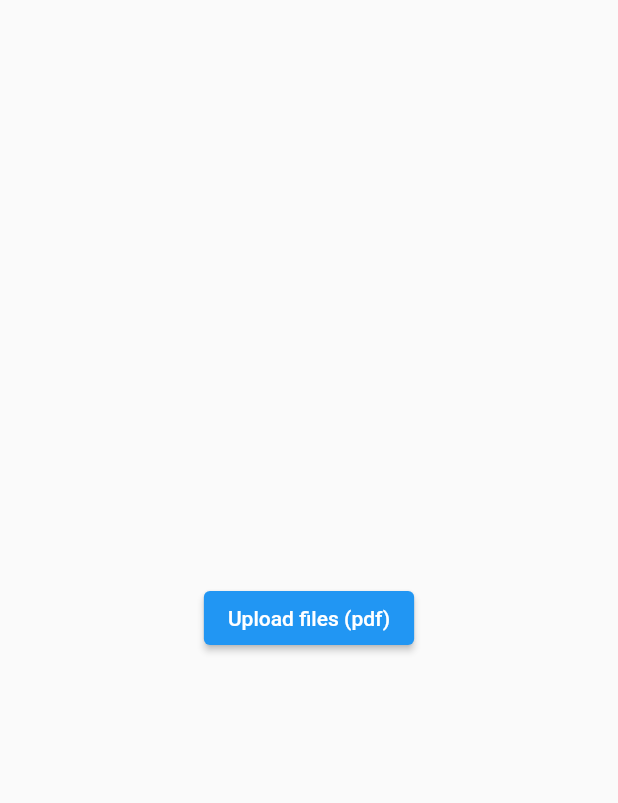
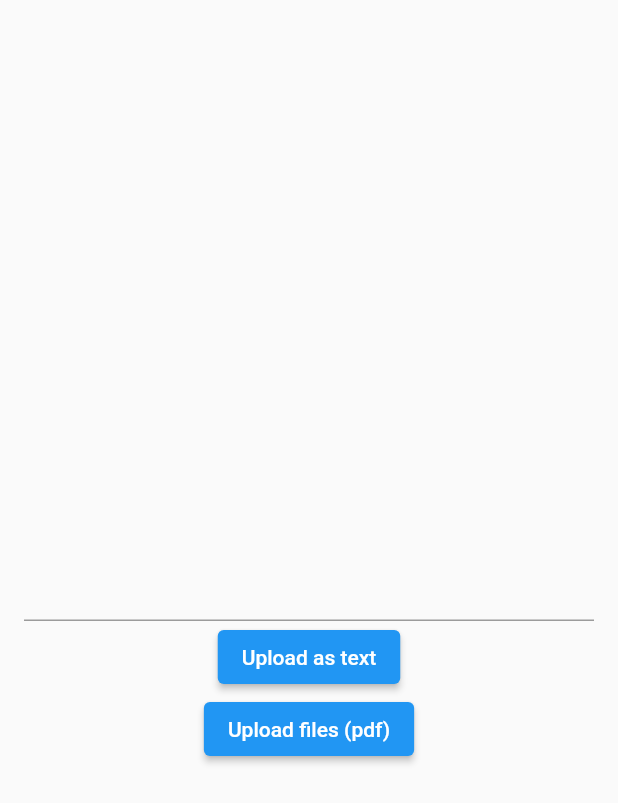
Before and after one commit to InnoSWP/fix_my_english, a Flutter app: the screen it shows after launch, on a phone screen of 412 x 824 dp. Shown: the top 803 px of the screen. Run offline on Flutter 3.47's test engine with Material 2 defaults, Android fonts, the phone set to English and light mode, and no system bars; our stand-ins replace file_picker; missing offline and left inert: syncfusion_flutter_pdf.

Commit message:
Add main page, transition between pages

```diff
--- /dev/null
+++ b/lib/analysis_data.dart
@@ -0,0 +1,7 @@
+///Class that contains all data about some analysis of text (Sentences with issues, mistakes information)
+class AnalysisData {
+  //Text of analyzed text
+  String rawText;
+
+  AnalysisData({required this.rawText});
+}
--- /dev/null
+++ b/lib/api_interactions.dart
@@ -0,0 +1,7 @@
+import 'analysis_data.dart';
+
+//Will be API call function. Now it is just fake :)
+Future<AnalysisData> sendToIExtract(String text) async {
+  await Future.delayed(const Duration(seconds: 3));
+  return AnalysisData(rawText: text);
+}
--- a/lib/main.dart
+++ b/lib/main.dart
@@ -2,12 +2,12 @@ import 'package:flutter/material.dart';
 import 'pages.dart';
 
 void main() {
-  runApp(const MyApp());
+  runApp(const FixMyEnglishApp());
 }
 
-//Root widget that will display other widgets
-class MyApp extends StatelessWidget {
-  const MyApp({Key? key}) : super(key: key);
+///Entry widget that builds all other widgets
+class FixMyEnglishApp extends StatelessWidget {
+  const FixMyEnglishApp({Key? key}) : super(key: key);
 
   @override
   Widget build(BuildContext context) {
@@ -16,24 +16,60 @@ class MyApp extends StatelessWidget {
       theme: ThemeData(
         primarySwatch: Colors.blue,
       ),
-      home: const MainApp(title: 'Fix my English'),
+      home: const RootWidget(),
     );
   }
 }
 
-class MainApp extends StatefulWidget {
-  const MainApp({Key? key, required this.title}) : super(key: key);
-
-  final String title;
+///The root widget to display appropriate page widget depending on current page.
+class RootWidget extends StatefulWidget {
+  const RootWidget({Key? key}) : super(key: key);
 
   @override
-  State<MainApp> createState() => _MainAppState();
+  State<RootWidget> createState() => _RootWidget();
 }
 
-//The main switching widget. Will display appropriate widget depending on state of application.
-class _MainAppState extends State<MainApp> {
+//Application pages
+enum AppPages { startPage, mainPage }
+
+///Class that represents state controll of root widget
+class _RootWidget extends State<RootWidget> {
+  //Current application page
+  late AppPages appState;
+  //Start page widget
+  late StartPageWidget startPage;
+  //Main page widget
+  late MainPageWidget mainPage;
+
+  @override
+  void initState() {
+    super.initState();
+
+    //The inital page is start page
+    appState = AppPages.startPage;
+
+    //Create start page widget, and listen for uploading event
+    startPage = StartPageWidget(onFileUploaded: (requests) {
+      setState(() {
+        //When user uploads files switch to main page
+        appState = AppPages.mainPage;
+        //Provide all requests made in start page to main page
+        mainPage.addManyAnalyses(requests);
+      });
+    });
+
+    //Create main page widget
+    mainPage = MainPageWidget();
+  }
+
   @override
   Widget build(BuildContext context) {
-    return const Scaffold(body: StartPageWidget());
+    //Depending on current application page load appropriate page widget
+    switch (appState) {
+      case AppPages.startPage:
+        return startPage;
+      case AppPages.mainPage:
+        return mainPage;
+    }
   }
 }
--- a/lib/pages.dart
+++ b/lib/pages.dart
@@ -1,29 +1,99 @@
-import 'dart:io';
-
+import 'package:fix_my_english/analysis_data.dart';
 import 'package:flutter/material.dart';
 import 'package:file_picker/file_picker.dart';
+import 'analyzed_text_widget.dart';
+import 'api_interactions.dart';
 import 'pdf_reader.dart';
 
-//Starting widget with upload button and logo
+///Starting page widget with upload button, text field, and logo
 class StartPageWidget extends StatelessWidget {
-  const StartPageWidget({Key? key}) : super(key: key);
+  //Callback that called after user upload files
+  final Function(List<Future<AnalysisData>>) onFileUploaded;
+  //Controller to get text from text field
+  final TextEditingController textEditingController = TextEditingController();
+
+  StartPageWidget({Key? key, required this.onFileUploaded}) : super(key: key);
 
   @override
   Widget build(BuildContext context) {
-    return Center(
-      child: ElevatedButton(
+    return Scaffold(
+      body: SafeArea(
+          child: Padding(
+        padding: const EdgeInsets.all(16),
+        child: Column(
+          mainAxisAlignment: MainAxisAlignment.center,
+          crossAxisAlignment: CrossAxisAlignment.center,
+          children: [
+            TextField(
+              maxLines: 4,
+              keyboardType: TextInputType.multiline,
+              controller: textEditingController,
+            ),
+            ElevatedButton(
+              onPressed: () {
+                //If user typed something into text field send it to IExtract API, then call callback
+                onFileUploaded([sendToIExtract(textEditingController.text)]);
+              },
+              child: const Text("Upload as text"),
+            ),
+            ElevatedButton(
               onPressed: () async {
+                //Pick pdf files from device
                 FilePickerResult? result = await FilePicker.platform.pickFiles(
                     allowMultiple: true,
                     type: FileType.custom,
                     allowedExtensions: ['pdf']);
 
                 if (result != null) {
-            PDFToRawTextConverter(result.files[0].bytes!);
+                  //If user picked something, then extract text and send to IExtract API, then call callback
+                  onFileUploaded([
+                    sendToIExtract(
+                        PDFToRawTextConverter(result.files[0].bytes!).result)
+                  ]);
                 }
               },
               child: const Text("Upload files (pdf)"),
             ),
+          ],
+        ),
+      )),
     );
   }
 }
+
+///Main page widget. Works with futures to show text analyses
+class MainPageWidget extends StatefulWidget {
+  //List with all analyses that user has
+  final List<Future<AnalysisData>> analysisRequests = [];
+
+  MainPageWidget({Key? key}) : super(key: key);
+
+  ///Adds new analysis to list. Needs future of AnalysisData [request]
+  void addNewAnalysis(Future<AnalysisData> request) {
+    analysisRequests.add(request);
+  }
+
+  ///Adds multiple analysis to list. Needs list of futures of AnalysisData [request]
+  void addManyAnalyses(List<Future<AnalysisData>> requests) {
+    for (Future<AnalysisData> request in requests) {
+      analysisRequests.add(request);
+    }
+  }
+
+  @override
+  State<MainPageWidget> createState() => _MainPageWidget();
+}
+
+///Class that represents state controll of MainPageWidget
+class _MainPageWidget extends State<MainPageWidget> {
+  @override
+  Widget build(BuildContext context) {
+    return Scaffold(
+      body: Center(
+        child: AnalyzedTextWidget(
+          analysis: widget.analysisRequests.first,
+        ),
+      ),
+    );
+  }
+}
```
Also changed, not shown: lib/analyzed_text_widget.dart (added, +49 -0 lines), lib/pdf_reader.dart (+8 -3 lines), 1 other file. Lines whose indentation alone changed are shown as unchanged.
